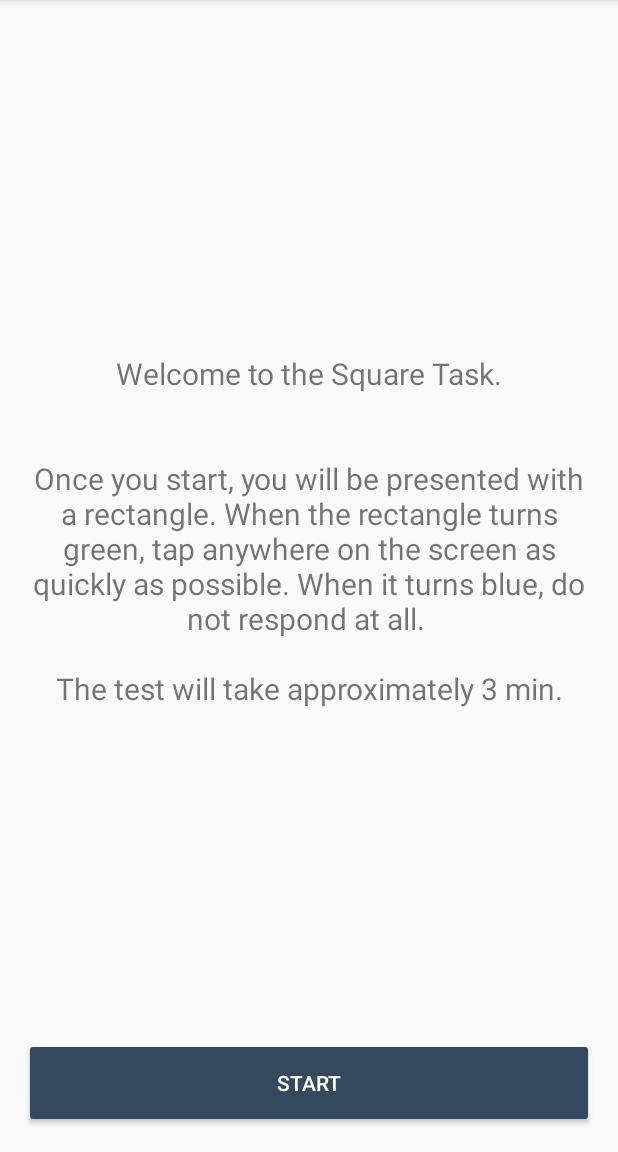
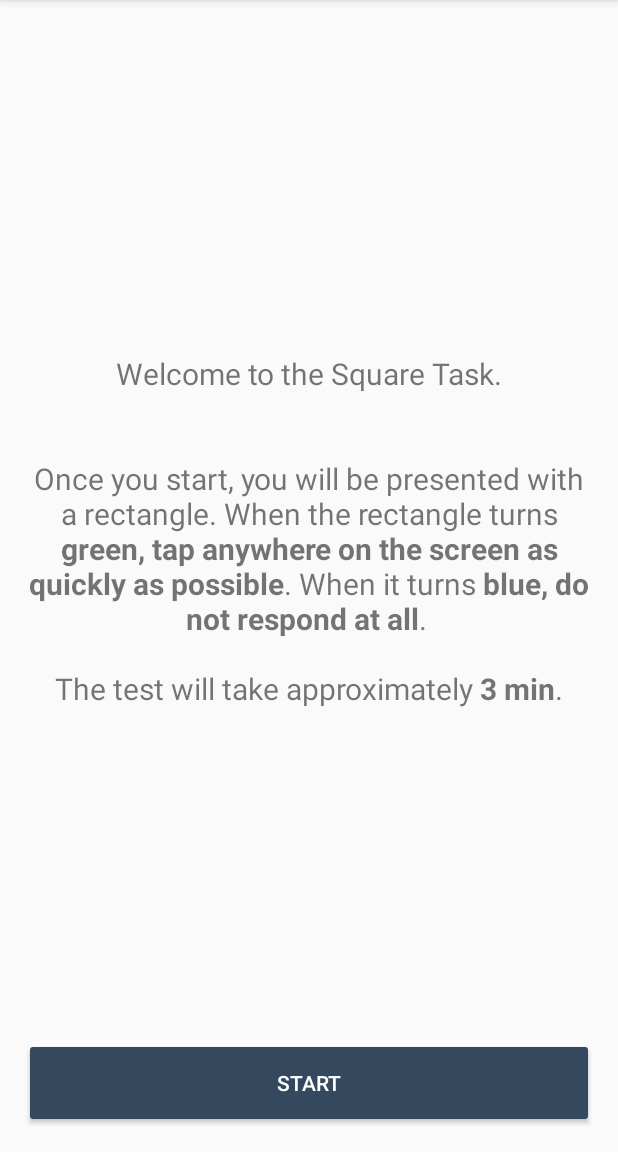
Before and after one commit to smalldatalab/android-gonogo, an Android app: the SquareTask screen opened directly, with no data from a screen before it, on a phone screen of 412 x 824 dp, the part 84-1236 px from its top. Run offline under Robolectric (Android 15) with nearby library versions, the phone set to English and light mode, and no system bars.

Commit message:
Bolded part of instructions text

```diff
--- a/app/src/main/java/org/ohmage/pulsus/BalloonGame.java
+++ b/app/src/main/java/org/ohmage/pulsus/BalloonGame.java
@@ -4,6 +4,7 @@ import android.os.Handler;
 import android.support.annotation.Nullable;
 import android.support.v7.app.AppCompatActivity;
 import android.os.Bundle;
+import android.text.Html;
 import android.transition.Explode;
 import android.util.Log;
 import android.view.MotionEvent;
@@ -11,6 +12,7 @@ import android.view.View;
 import android.widget.Button;
 import android.widget.ImageView;
 import android.widget.RelativeLayout;
+import android.widget.TextView;
 import android.widget.Toast;
 
 import tyrantgit.explosionfield.ExplosionAnimator;
@@ -45,6 +47,10 @@ public class BalloonGame extends AppCompatActivity {
         setContentView(R.layout.activity_balloon_game);
 
         findViews();
+
+        // Make bold part of the instructions
+        TextView instructionsTexView = (TextView) findViewById(R.id.instructions_textview);
+        instructionsTexView.setText(Html.fromHtml("Welcome to the Balloon Game.<br/><br/>Your goal for this game is to make as much money as possible by inflating the balloons. To play, tap the <b>pump button to inflate the balloon and earn 25 cents for each pump</b>. To collect your money for each balloon, hit the <b<collect button</b>. But remember, the more you pump the balloon, the greater chance of it bursting. The max amount you can win <b>per balloon</b> is $2.50. When it bursts, you get no money for that balloon. Your goal is to earn as much possible over the <b>15 balloons</b>."));
 
         // Prevent pumping or collecting before game start
         pumpButton.setEnabled(false);
--- a/app/src/main/java/org/ohmage/pulsus/SquareTask.java
+++ b/app/src/main/java/org/ohmage/pulsus/SquareTask.java
@@ -9,6 +9,7 @@ import android.support.v4.app.FragmentTransaction;
 import android.support.v4.content.ContextCompat;
 import android.support.v7.app.AppCompatActivity;
 import android.os.Bundle;
+import android.text.Html;
 import android.util.Log;
 import android.view.Gravity;
 import android.view.View;
@@ -51,6 +52,9 @@ public class SquareTask extends AppCompatActivity {
         setContentView(R.layout.activity_square_task);
 
         findViews();
+
+        // Bold part of instructions
+        instructionsTextView.setText(Html.fromHtml("Welcome to the Square Task.<br/><br/><br/>Once you start, you will be presented with a rectangle. When the rectangle turns <b>green, tap anywhere on the screen as quickly as possible</b>. When it turns <b>blue, do not respond at all</b>. <br/><br/>The test will take approximately <b>3 min</b>."));
 
         // OnClick Listeners
         startTaskButton.setOnClickListener(new View.OnClickListener() {
--- a/app/src/main/res/layout/activity_balloon_game.xml
+++ b/app/src/main/res/layout/activity_balloon_game.xml
@@ -108,6 +108,7 @@
             android:textColor="@color/whiteColor"/>
 
         <TextView
+            android:id="@+id/instructions_textview"
             android:layout_width="match_parent"
             android:layout_height="match_parent"
             android:text="@string/balloon_game_instructions"
```
